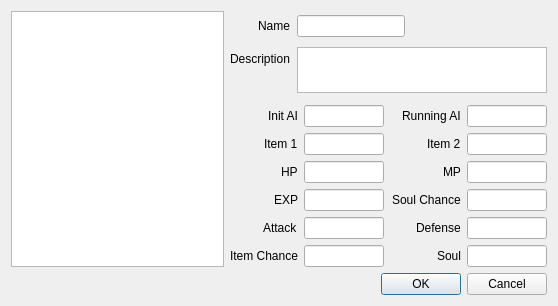
Old version of the form enemy.ui in the repository LagoLunatic/DSVEdit.
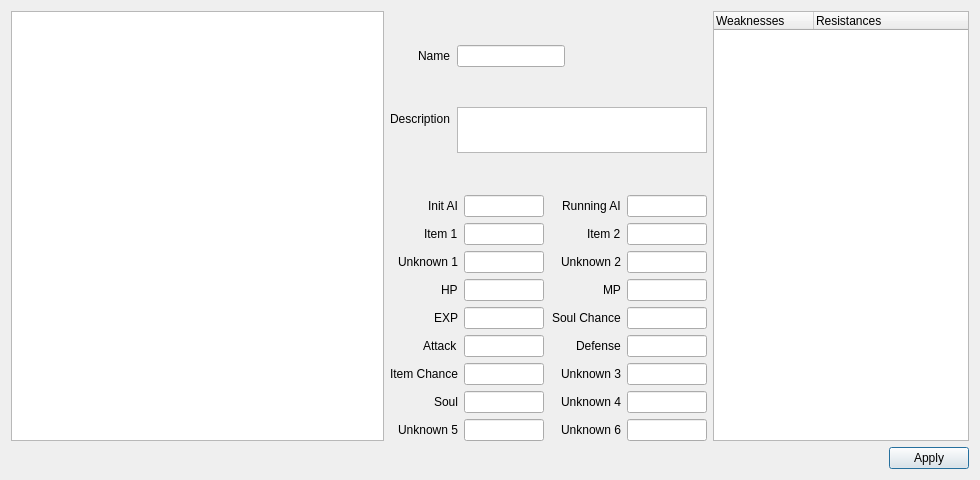
New version of the form.

Commit message: Improvements to Enemy DNA Editor

Diff of the .ui file:
```diff
--- a/enemy.ui
+++ b/enemy.ui
@@ -6,8 +6,8 @@
    <rect>
     <x>0</x>
     <y>0</y>
-    <width>558</width>
-    <height>306</height>
+    <width>980</width>
+    <height>480</height>
    </rect>
   </property>
   <property name="sizePolicy">
@@ -21,7 +21,7 @@
   </property>
   <layout class="QVBoxLayout" name="verticalLayout">
    <item>
-    <layout class="QHBoxLayout" name="horizontalLayout" stretch="1,0">
+    <layout class="QHBoxLayout" name="horizontalLayout" stretch="1,0,0">
      <item>
       <widget class="QListWidget" name="enemy_list">
        <property name="minimumSize">
@@ -136,14 +136,14 @@
                </property>
               </widget>
              </item>
-             <item row="2" column="0">
+             <item row="3" column="0">
               <widget class="QLabel" name="label_4">
                <property name="text">
                 <string>HP</string>
                </property>
               </widget>
              </item>
-             <item row="2" column="1">
+             <item row="3" column="1">
               <widget class="QLineEdit" name="hp">
                <property name="maximumSize">
                 <size>
@@ -153,14 +153,14 @@
                </property>
               </widget>
              </item>
-             <item row="3" column="0">
+             <item row="4" column="0">
               <widget class="QLabel" name="label_12">
                <property name="text">
                 <string>EXP</string>
                </property>
               </widget>
              </item>
-             <item row="3" column="1">
+             <item row="4" column="1">
               <widget class="QLineEdit" name="exp">
                <property name="maximumSize">
                 <size>
@@ -170,14 +170,14 @@
                </property>
               </widget>
              </item>
-             <item row="4" column="0">
+             <item row="5" column="0">
               <widget class="QLabel" name="label_6">
                <property name="text">
                 <string>Attack</string>
                </property>
               </widget>
              </item>
-             <item row="4" column="1">
+             <item row="5" column="1">
               <widget class="QLineEdit" name="attack">
                <property name="maximumSize">
                 <size>
@@ -187,14 +187,14 @@
                </property>
               </widget>
              </item>
-             <item row="5" column="0">
+             <item row="6" column="0">
               <widget class="QLabel" name="label_11">
                <property name="text">
                 <string>Item Chance</string>
                </property>
               </widget>
              </item>
-             <item row="5" column="1">
+             <item row="6" column="1">
               <widget class="QLineEdit" name="item_chance">
                <property name="maximumSize">
                 <size>
@@ -204,6 +204,57 @@
                </property>
               </widget>
              </item>
+             <item row="2" column="0">
+              <widget class="QLabel" name="label_15">
+               <property name="text">
+                <string>Unknown 1</string>
+               </property>
+              </widget>
+             </item>
+             <item row="2" column="1">
+              <widget class="QLineEdit" name="unknown_1">
+               <property name="maximumSize">
+                <size>
+                 <width>80</width>
+                 <height>16777215</height>
+                </size>
+               </property>
+              </widget>
+             </item>
+             <item row="7" column="0">
+              <widget class="QLabel" name="label_8">
+               <property name="text">
+                <string>Soul</string>
+               </property>
+              </widget>
+             </item>
+             <item row="7" column="1">
+              <widget class="QLineEdit" name="soul">
+               <property name="maximumSize">
+                <size>
+                 <width>80</width>
+                 <height>16777215</height>
+                </size>
+               </property>
+              </widget>
+             </item>
+             <item row="8" column="0">
+              <widget class="QLabel" name="label_19">
+               <property name="text">
+                <string>Unknown 5</string>
+               </property>
+              </widget>
+             </item>
+             <item row="8" column="1">
+              <widget class="QLineEdit" name="unknown_5">
+               <property name="maximumSize">
+                <size>
+                 <width>80</width>
+                 <height>16777215</height>
+                </size>
+               </property>
+              </widget>
+             </item>
             </layout>
            </item>
           </layout>
@@ -235,14 +286,14 @@
                </property>
               </widget>
              </item>
-             <item row="2" column="0">
+             <item row="3" column="0">
               <widget class="QLabel" name="label_5">
                <property name="text">
                 <string>MP</string>
                </property>
               </widget>
              </item>
-             <item row="2" column="1">
+             <item row="3" column="1">
               <widget class="QLineEdit" name="mp">
                <property name="maximumSize">
                 <size>
@@ -252,14 +303,14 @@
                </property>
               </widget>
              </item>
-             <item row="4" column="0">
+             <item row="5" column="0">
               <widget class="QLabel" name="label_7">
                <property name="text">
                 <string>Defense</string>
                </property>
               </widget>
              </item>
-             <item row="4" column="1">
+             <item row="5" column="1">
               <widget class="QLineEdit" name="defense">
                <property name="maximumSize">
                 <size>
@@ -286,14 +337,14 @@
                </property>
               </widget>
              </item>
-             <item row="3" column="0">
+             <item row="4" column="0">
               <widget class="QLabel" name="label_9">
                <property name="text">
                 <string>Soul Chance</string>
                </property>
               </widget>
              </item>
-             <item row="3" column="1">
+             <item row="4" column="1">
               <widget class="QLineEdit" name="soul_chance">
                <property name="maximumSize">
                 <size>
@@ -303,15 +354,66 @@
                </property>
               </widget>
              </item>
-             <item row="5" column="0">
-              <widget class="QLabel" name="label_8">
+             <item row="2" column="0">
+              <widget class="QLabel" name="label_16">
                <property name="text">
-                <string>Soul</string>
+                <string>Unknown 2</string>
                </property>
               </widget>
              </item>
-             <item row="5" column="1">
-              <widget class="QLineEdit" name="soul">
+             <item row="2" column="1">
+              <widget class="QLineEdit" name="unknown_2">
+               <property name="maximumSize">
+                <size>
+                 <width>80</width>
+                 <height>16777215</height>
+                </size>
+               </property>
+              </widget>
+             </item>
+             <item row="6" column="0">
+              <widget class="QLabel" name="label_17">
+               <property name="text">
+                <string>Unknown 3</string>
+               </property>
+              </widget>
+             </item>
+             <item row="6" column="1">
+              <widget class="QLineEdit" name="unknown_3">
+               <property name="maximumSize">
+                <size>
+                 <width>80</width>
+                 <height>16777215</height>
+                </size>
+               </property>
+              </widget>
+             </item>
+             <item row="7" column="0">
+              <widget class="QLabel" name="label_18">
+               <property name="text">
+                <string>Unknown 4</string>
+               </property>
+              </widget>
+             </item>
+             <item row="7" column="1">
+              <widget class="QLineEdit" name="unknown_4">
+               <property name="maximumSize">
+                <size>
+                 <width>80</width>
+                 <height>16777215</height>
+                </size>
+               </property>
+              </widget>
+             </item>
+             <item row="8" column="0">
+              <widget class="QLabel" name="label_20">
+               <property name="text">
+                <string>Unknown 6</string>
+               </property>
+              </widget>
+             </item>
+             <item row="8" column="1">
+              <widget class="QLineEdit" name="unknown_6">
                <property name="maximumSize">
                 <size>
                  <width>80</width>
@@ -328,6 +430,20 @@
        </item>
       </layout>
      </item>
+     <item>
+      <widget class="QTreeWidget" name="treeWidget">
+       <column>
+        <property name="text">
+         <string>Weaknesses</string>
+        </property>
+       </column>
+       <column>
+        <property name="text">
+         <string>Resistances</string>
+        </property>
+       </column>
+      </widget>
+     </item>
     </layout>
    </item>
    <item>
@@ -336,7 +452,7 @@
       <enum>Qt::Horizontal</enum>
      </property>
      <property name="standardButtons">
-      <set>QDialogButtonBox::Cancel|QDialogButtonBox::Ok</set>
+      <set>QDialogButtonBox::Apply</set>
      </property>
     </widget>
    </item>
```
Left out of the diff: 46 changed lines with no effect on the pictures. The commit also changes 3 other files.
